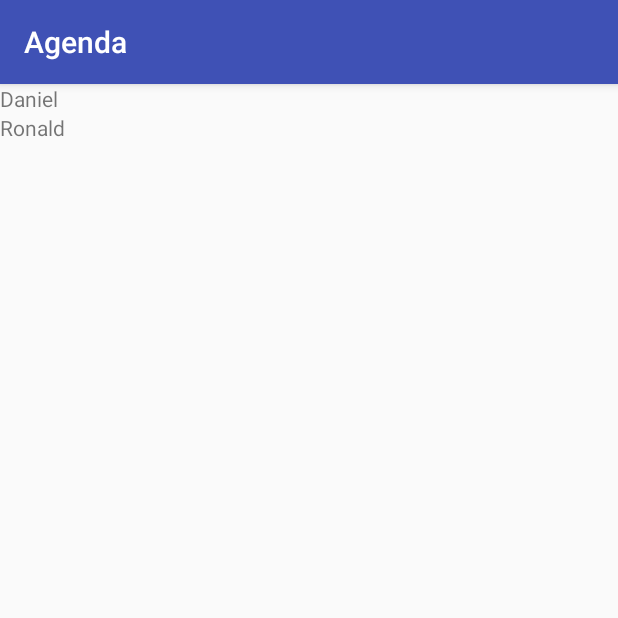
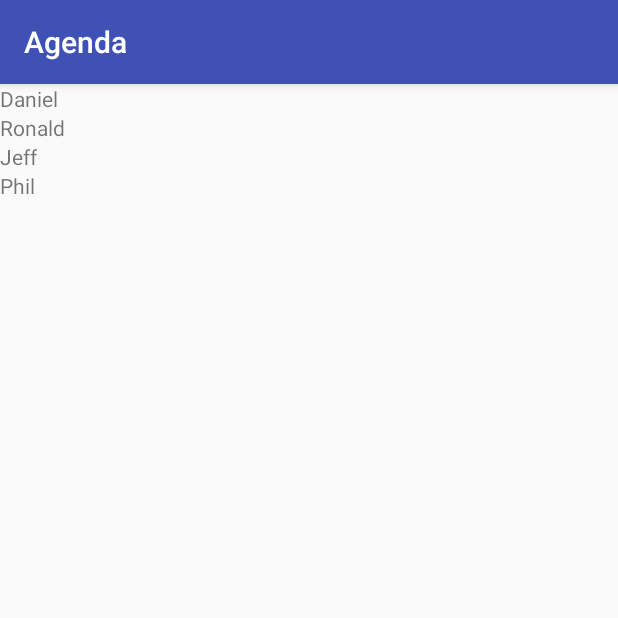
Before and after one commit to joabetc/Agenda, an Android app: the screen it shows after launch (StudentsListActivity), on a phone screen of 412 x 824 dp, the top half of it. Run offline under Robolectric (Android 15) with nearby library versions, the light colour scheme and no system bars.

Commit message:
Manually adding new items

```diff
--- a/app/src/main/res/layout/activity_students_list.xml
+++ b/app/src/main/res/layout/activity_students_list.xml
@@ -14,4 +14,14 @@
         android:layout_height="wrap_content"
         android:text="Ronald" />
 
+    <TextView
+        android:layout_width="wrap_content"
+        android:layout_height="wrap_content"
+        android:text="Jeff" />
+
+    <TextView
+        android:layout_width="wrap_content"
+        android:layout_height="wrap_content"
+        android:text="Phil" />
+
 </LinearLayout>
```
